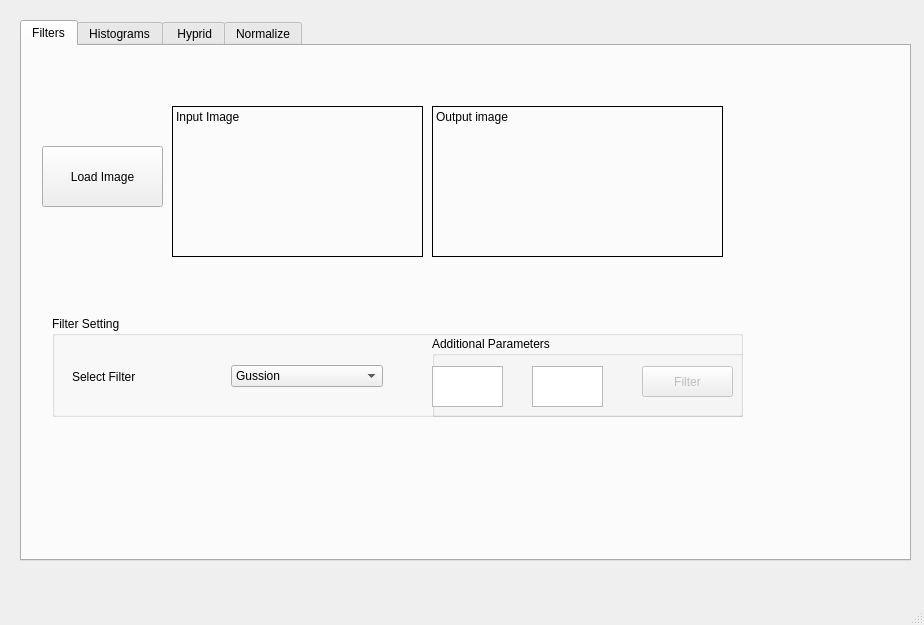
Before: the Qt Designer form Filtering.ui in Shehab-Hegab/CV-task-1, drawn with Qt 5.
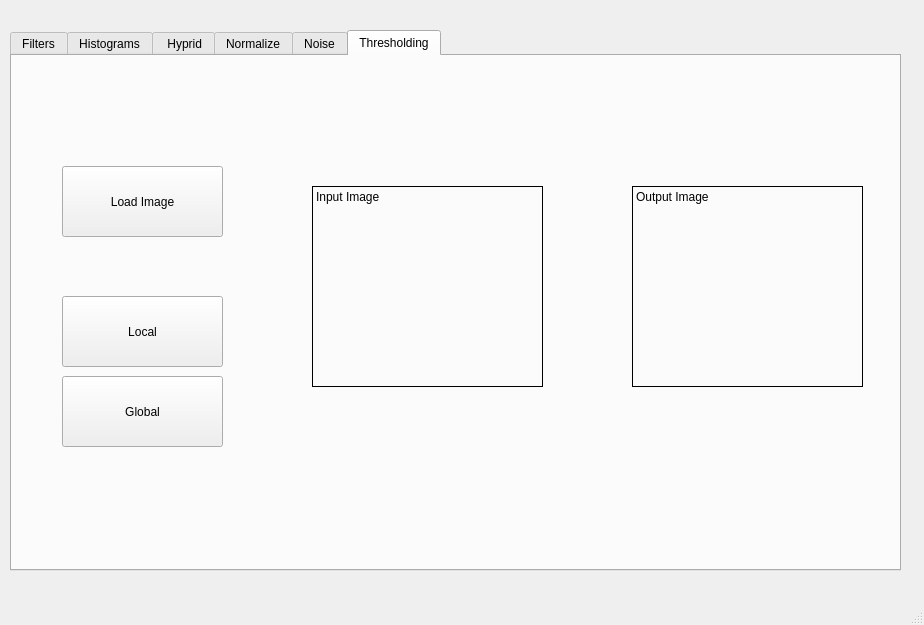
After: the same form once the commit is applied. The open tabs and pages were chosen to show the change.

```diff
--- a/Filtering.ui
+++ b/Filtering.ui
@@ -17,8 +17,8 @@
    <widget class="QTabWidget" name="sdfae">
     <property name="geometry">
      <rect>
-      <x>20</x>
-      <y>20</y>
+      <x>10</x>
+      <y>30</y>
       <width>891</width>
       <height>541</height>
      </rect>
@@ -509,6 +509,163 @@
       </property>
      </widget>
     </widget>
+    <widget class="QWidget" name="tab_5">
+     <attribute name="title">
+      <string>Noise</string>
+     </attribute>
+     <widget class="QPushButton" name="pushButton_Normalize_load_3">
+      <property name="geometry">
+       <rect>
+        <x>30</x>
+        <y>120</y>
+        <width>161</width>
+        <height>71</height>
+       </rect>
+      </property>
+      <property name="text">
+       <string>Load Image</string>
+      </property>
+     </widget>
+     <widget class="QLabel" name="label_Normalize_output_3">
+      <property name="geometry">
+       <rect>
+        <x>450</x>
+        <y>290</y>
+        <width>301</width>
+        <height>211</height>
+       </rect>
+      </property>
+      <property name="frameShape">
+       <enum>QFrame::Box</enum>
+      </property>
+      <property name="text">
+       <string>Without Noise</string>
+      </property>
+      <property name="alignment">
+       <set>Qt::AlignLeading|Qt::AlignLeft|Qt::AlignTop</set>
+      </property>
+     </widget>
+     <widget class="QLabel" name="label_Normalize_input_3">
+      <property name="geometry">
+       <rect>
+        <x>230</x>
+        <y>40</y>
+        <width>231</width>
+        <height>201</height>
+       </rect>
+      </property>
+      <property name="frameShape">
+       <enum>QFrame::Box</enum>
+      </property>
+      <property name="text">
+       <string>Input Image</string>
+      </property>
+      <property name="alignment">
+       <set>Qt::AlignLeading|Qt::AlignLeft|Qt::AlignTop</set>
+      </property>
+     </widget>
+     <widget class="QLabel" name="label_Normalize_output_4">
+      <property name="geometry">
+       <rect>
+        <x>540</x>
+        <y>40</y>
+        <width>231</width>
+        <height>201</height>
+       </rect>
+      </property>
+      <property name="frameShape">
+       <enum>QFrame::Box</enum>
+      </property>
+      <property name="text">
+       <string>With Noise</string>
+      </property>
+      <property name="alignment">
+       <set>Qt::AlignLeading|Qt::AlignLeft|Qt::AlignTop</set>
+      </property>
+     </widget>
+    </widget>
+    <widget class="QWidget" name="tab_6">
+     <attribute name="title">
+      <string>Thresholding</string>
+     </attribute>
+     <widget class="QPushButton" name="pushButton_Normalize_load_4">
+      <property name="geometry">
+       <rect>
+        <x>50</x>
+        <y>110</y>
+        <width>161</width>
+        <height>71</height>
+       </rect>
+      </property>
+      <property name="text">
+       <string>Load Image</string>
+      </property>
+     </widget>
+     <widget class="QLabel" name="label_Normalize_output_5">
+      <property name="geometry">
+       <rect>
+        <x>620</x>
+        <y>130</y>
+        <width>231</width>
+        <height>201</height>
+       </rect>
+      </property>
+      <property name="frameShape">
+       <enum>QFrame::Box</enum>
+      </property>
+      <property name="text">
+       <string>Output Image</string>
+      </property>
+      <property name="alignment">
+       <set>Qt::AlignLeading|Qt::AlignLeft|Qt::AlignTop</set>
+      </property>
+     </widget>
+     <widget class="QPushButton" name="pushButton_Normalize_3">
+      <property name="geometry">
+       <rect>
+        <x>50</x>
+        <y>240</y>
+        <width>161</width>
+        <height>71</height>
+       </rect>
+      </property>
+      <property name="text">
+       <string>Local</string>
+      </property>
+     </widget>
+     <widget class="QLabel" name="label_Normalize_input_4">
+      <property name="geometry">
+       <rect>
+        <x>300</x>
+        <y>130</y>
+        <width>231</width>
+        <height>201</height>
+       </rect>
+      </property>
+      <property name="frameShape">
+       <enum>QFrame::Box</enum>
+      </property>
+      <property name="text">
+       <string>Input Image</string>
+      </property>
+      <property name="alignment">
+       <set>Qt::AlignLeading|Qt::AlignLeft|Qt::AlignTop</set>
+      </property>
+     </widget>
+     <widget class="QPushButton" name="pushButton_Normalize_4">
+      <property name="geometry">
+       <rect>
+        <x>50</x>
+        <y>320</y>
+        <width>161</width>
+        <height>71</height>
+       </rect>
+      </property>
+      <property name="text">
+       <string>Global</string>
+      </property>
+     </widget>
+    </widget>
    </widget>
   </widget>
   <widget class="QMenuBar" name="menubar">
```
Left out of the diff: 15 changed lines with no effect on the pictures.
